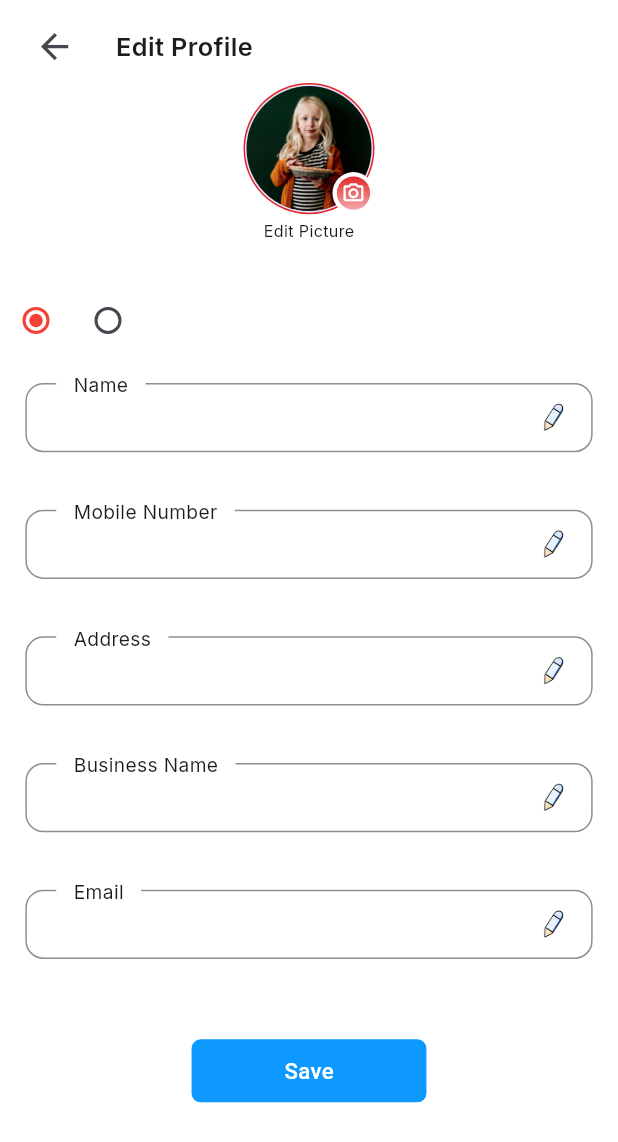
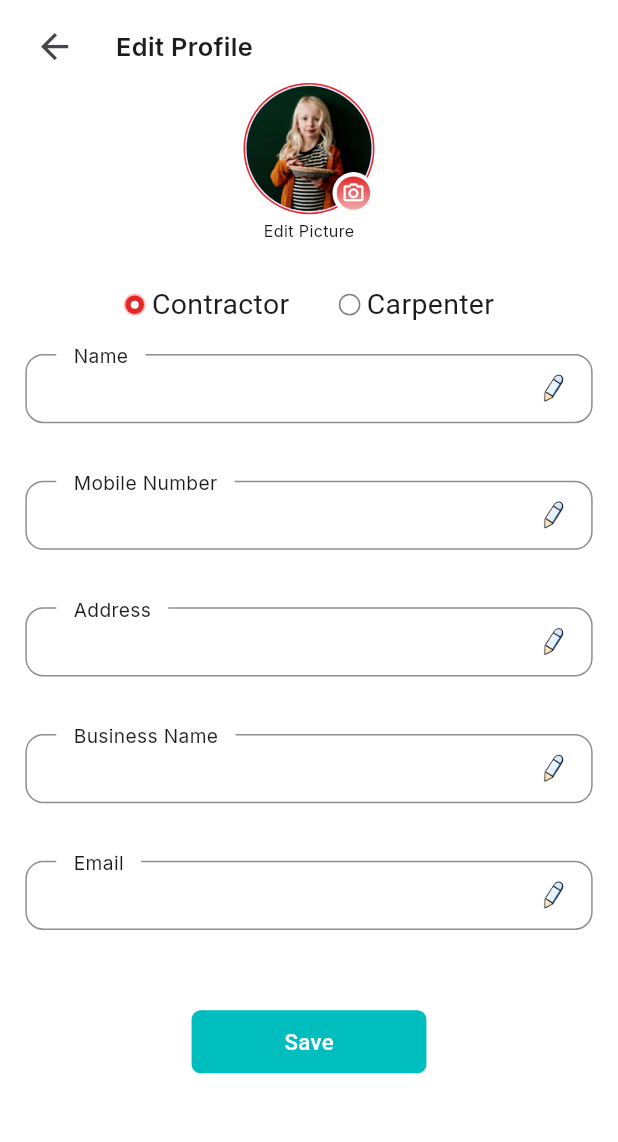
Before and after one commit to ZaynMeledath/turning_point, a Flutter app: the EditProfileScreen screen opened directly, on a phone screen of 412 x 824 dp. Shown: the top 1142 px of the screen. Run offline on Flutter 3.47's test engine with Material 3 defaults, Android fonts, the phone set to English and light mode, and no system bars; our stand-ins replace flutter_cache_manager, google_fonts, page_transition, percent_indicator, shimmer, video_player; project files that could hold a hidden picture were left out.

Commit message:
KYC and Edit Profile Screens Updated

```diff
--- a/lib/view/edit_profile/edit_profile_screen.dart
+++ b/lib/view/edit_profile/edit_profile_screen.dart
@@ -2,6 +2,7 @@
 
 import 'package:flutter/material.dart';
 import 'package:google_fonts/google_fonts.dart';
+import 'package:turning_point/view/edit_profile/segments/custom_radio_button.dart';
 import 'package:turning_point/view/edit_profile/segments/edit_profile_picture_segment.dart';
 import 'package:turning_point/view/edit_profile/segments/text_field_segment.dart';
 
@@ -19,7 +20,7 @@ class _EditProfileScreenState extends State<EditProfileScreen> {
   late final TextEditingController _businessController;
   late final TextEditingController _emailController;
   late bool isContractor;
-  int selectedValue = 1;
+  int activeRadioNumber = 1;
 
   // late final FocusNode _nameNode;
   // late final FocusNode _mobileNode;
@@ -34,7 +35,7 @@ class _EditProfileScreenState extends State<EditProfileScreen> {
     _addressController = TextEditingController();
     _businessController = TextEditingController();
     _emailController = TextEditingController();
-    isContractor = selectedValue == 1 ? true : false;
+    isContractor = activeRadioNumber == 1 ? true : false;
 
     // _nameNode = FocusNode();
     // _mobileNode = FocusNode();
@@ -113,33 +114,66 @@ class _EditProfileScreenState extends State<EditProfileScreen> {
                 screenSize: screenSize,
               ),
               SizedBox(height: screenSize.height * .035),
+
+//====================Radio Buttons====================//
               Row(
+                mainAxisAlignment: MainAxisAlignment.center,
                 children: [
-                  Radio(
-                    value: 1,
-                    groupValue: selectedValue,
-                    activeColor: Colors.red,
-                    focusColor: Colors.red,
-                    onChanged: (value) {
+                  GestureDetector(
+                    onTap: () {
                       setState(() {
-                        selectedValue = value!;
-                        isContractor = !isContractor;
+                        isContractor = true;
+                        activeRadioNumber = 1;
                       });
                     },
+                    child: Row(
+                      mainAxisAlignment: MainAxisAlignment.center,
+                      children: [
+                        customRadioButton(
+                          screenSize: screenSize,
+                          isActive: activeRadioNumber == 1 ? true : false,
+                        ),
+                        SizedBox(width: screenSize.width * .01),
+                        Text(
+                          'Contractor',
+                          style: GoogleFonts.roboto(
+                            fontSize: screenSize.width * .046,
+                            fontWeight: FontWeight.w400,
+                          ),
+                        ),
+                      ],
+                    ),
                   ),
-                  Radio(
-                    value: 2,
-                    groupValue: selectedValue,
-                    onChanged: (value) {
+                  SizedBox(width: screenSize.width * .08),
+                  GestureDetector(
+                    onTap: () {
                       setState(() {
-                        selectedValue = value!;
-                        isContractor = !isContractor;
+                        isContractor = false;
+                        activeRadioNumber = 2;
                       });
                     },
+                    child: Row(
+                      mainAxisAlignment: MainAxisAlignment.center,
+                      children: [
+                        customRadioButton(
+                          screenSize: screenSize,
+                          isActive: activeRadioNumber == 2 ? true : false,
+                        ),
+                        SizedBox(width: screenSize.width * .01),
+                        Text(
+                          'Carpenter',
+                          style: GoogleFonts.roboto(
+                            fontSize: screenSize.width * .046,
+                            fontWeight: FontWeight.w400,
+                          ),
+                        ),
+                      ],
+                    ),
                   ),
                 ],
               ),
-              SizedBox(height: screenSize.height * .012),
+              SizedBox(height: screenSize.height * .014),
+//====================TextField Segment====================//
               textFieldSegment(
                 screenSize: screenSize,
                 controller: _nameController,
@@ -175,7 +209,7 @@ class _EditProfileScreenState extends State<EditProfileScreen> {
                 height: screenSize.width * .102,
                 decoration: BoxDecoration(
                   borderRadius: BorderRadius.circular(6),
-                  color: const Color.fromRGBO(13, 153, 255, 1),
+                  color: const Color.fromRGBO(0, 189, 190, 1),
                 ),
                 child: Center(
                   child: Text(
--- /dev/null
+++ b/lib/view/edit_profile/segments/custom_radio_button.dart
@@ -0,0 +1,44 @@
+import 'package:flutter/material.dart';
+
+Widget customRadioButton({required Size screenSize, required bool isActive}) {
+  return isActive
+      ? Stack(
+          alignment: Alignment.center,
+          children: [
+            Container(
+              width: screenSize.width * .035,
+              height: screenSize.width * .035,
+              decoration: BoxDecoration(
+                color: const Color.fromRGBO(255, 0, 0, 0.3),
+                borderRadius: BorderRadius.circular(100),
+              ),
+            ),
+            Container(
+              width: screenSize.width * .03,
+              height: screenSize.width * .03,
+              decoration: BoxDecoration(
+                color: const Color.fromRGBO(225, 40, 38, 1),
+                borderRadius: BorderRadius.circular(100),
+              ),
+            ),
+            Container(
+              width: screenSize.width * .013,
+              height: screenSize.width * .013,
+              decoration: BoxDecoration(
+                color: Colors.white,
+                borderRadius: BorderRadius.circular(100),
+              ),
+            ),
+          ],
+        )
+      : Container(
+          width: screenSize.width * .035,
+          height: screenSize.width * .035,
+          decoration: BoxDecoration(
+            borderRadius: BorderRadius.circular(100),
+            border: Border.all(
+              color: Colors.black.withOpacity(.5),
+            ),
+          ),
+        );
+}
--- a/lib/view/kyc/segments/kyc_id_capture_container.dart
+++ b/lib/view/kyc/segments/kyc_id_capture_container.dart
@@ -7,8 +7,8 @@ Widget kycIdCaptureContainer({
   required bool isActive,
 }) {
   return Container(
-    width: screenSize.width * .36,
-    height: screenSize.width * .12,
+    width: screenSize.width * .35,
+    height: screenSize.width * .11,
     decoration: BoxDecoration(
       gradient: const LinearGradient(colors: [
         Color.fromRGBO(184, 184, 184, .2),
--- a/lib/view/kyc/segments/kyc_page_title.dart
+++ b/lib/view/kyc/segments/kyc_page_title.dart
@@ -30,7 +30,7 @@ Widget kycPageTitle({
               color: isDoneOrActive
                   ? Colors.white
                   : const Color.fromRGBO(0, 189, 190, 1),
-              fontSize: screenSize.width * .031,
+              fontSize: screenSize.width * .028,
               fontWeight: FontWeight.w300,
             ),
           ),
--- a/lib/view/kyc/segments/kyc_personal_details.dart
+++ b/lib/view/kyc/segments/kyc_personal_details.dart
@@ -15,19 +15,19 @@ Widget kycPersonalDetails({
         controller: nameController,
         title: 'Name',
       ),
-      SizedBox(height: screenSize.height * .035),
+      SizedBox(height: screenSize.height * .03),
       kycTextFieldSegment(
         screenSize: screenSize,
         controller: mobileController,
         title: 'Mobile Number',
       ),
-      SizedBox(height: screenSize.height * .035),
+      SizedBox(height: screenSize.height * .03),
       kycTextFieldSegment(
         screenSize: screenSize,
         controller: emailController,
         title: 'Email',
       ),
-      SizedBox(height: screenSize.height * .035),
+      SizedBox(height: screenSize.height * .03),
       kycTextFieldSegment(
         screenSize: screenSize,
         controller: pinController,
--- a/pubspec.yaml
+++ b/pubspec.yaml
@@ -22,6 +22,7 @@ dependencies:
   page_transition: ^2.1.0
   percent_indicator: ^4.2.3
   shimmer: ^3.0.0
+  sqflite: ^2.3.0
   video_player: ^2.8.1
 
 
```
Also changed, not shown: lib/view/kyc/kyc_screen.dart (+30 -8 lines), lib/view/kyc/segments/kyc_bank_details.dart (+8 -8 lines), lib/view/kyc/segments/kyc_id_proof.dart (+13 -11 lines), lib/view/profile/profile_screen.dart (+8 -6 lines), assets/icons/kyc_id_proof_main_icon.png (added), assets/images/redeem_screen_doodle.png (added), pubspec.lock.
